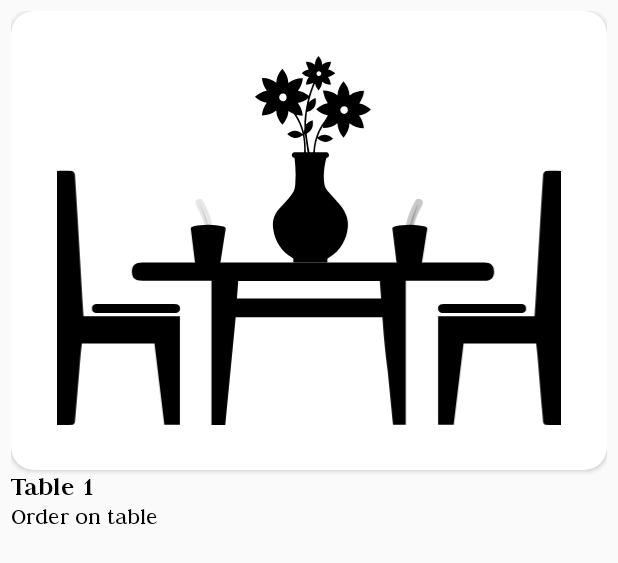
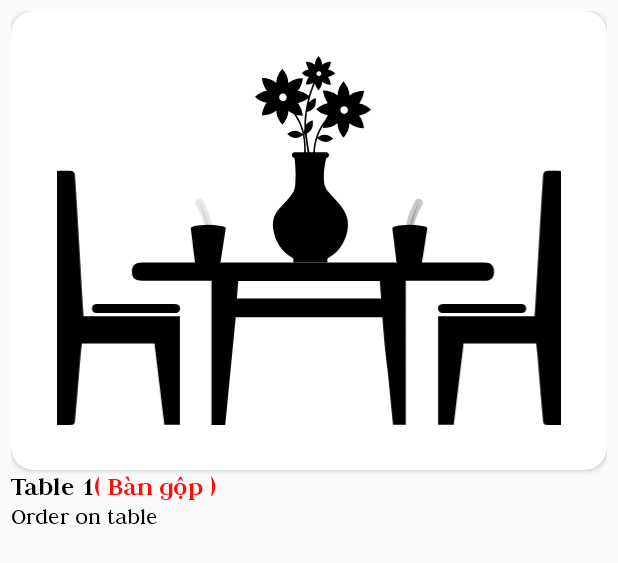
Before and after one commit to Leiverin/RestaurantManagement, an Android app: the layout item_table_child.xml on its own in the app's theme, with its tools: preview values and no code run, on a phone screen of 412 x 824 dp. Shown: the top 563 px of the screen. Run offline under Robolectric (Android 15) with nearby library versions, the phone set to English and light mode, and no system bars.

Commit message:
update table merge

```diff
--- a/app/src/main/res/layout/activity_merge_table.xml
+++ b/app/src/main/res/layout/activity_merge_table.xml
@@ -56,7 +56,7 @@
             <androidx.recyclerview.widget.RecyclerView
                 android:id="@+id/rv_merge"
                 android:layout_width="match_parent"
-                android:layout_height="570dp"
+                android:layout_height="550dp"
                 android:layoutAnimation="@anim/layout_animation_slide_from_bottom"
                 app:layoutManager="androidx.recyclerview.widget.LinearLayoutManager"
                 tools:listitem="@layout/item_table_merge" />
--- a/app/src/main/res/layout/item_table_child.xml
+++ b/app/src/main/res/layout/item_table_child.xml
@@ -3,6 +3,7 @@
     xmlns:app="http://schemas.android.com/apk/res-auto">
 
     <data>
+
         <variable
             name="table"
             type="com.poly.restaurant.data.models.Table" />
@@ -11,31 +12,56 @@
     <LinearLayout
         android:id="@+id/view_item"
         android:layout_width="match_parent"
-        android:orientation="vertical"
+        android:layout_height="wrap_content"
         android:layout_margin="7dp"
-        android:layout_height="wrap_content">
+        android:orientation="vertical">
 
         <androidx.cardview.widget.CardView
-            app:cardCornerRadius="15dp"
             android:layout_width="match_parent"
-            android:layout_height="wrap_content">
+            android:layout_height="wrap_content"
+            app:cardCornerRadius="15dp">
 
             <ImageView
-                android:src="@drawable/ic_icon_table"
+                android:layout_width="match_parent"
+                android:layout_height="wrap_content"
+                android:layout_margin="30dp"
                 android:adjustViewBounds="true"
-                android:layout_margin="30dp"
-                android:layout_width="match_parent"
-                android:layout_height="wrap_content" />
+                android:src="@drawable/ic_icon_table" />
         </androidx.cardview.widget.CardView>
 
-        <TextView
-            android:id="@+id/tv_name_table"
-            style="@style/text_size_18sp_bold"
-            android:text="@string/textNameTableItem" />
+        <LinearLayout
+            android:layout_width="match_parent"
+            android:layout_height="wrap_content"
+            android:orientation="horizontal">
+            <!--            <item name="android:layout_width">match_parent</item>-->
+            <!--            <item name="android:layout_height">wrap_content</item>-->
+            <!--            <item name="android:textSize">18sp</item>-->
+            <!--            <item name="android:textStyle">bold</item>-->
+            <!--            <item name="android:fontFamily">@font/judson_bold</item>-->
+            <!--            <item name="android:textColor">@color/black</item>-->
+            <TextView
+                android:id="@+id/tv_name_table"
+                android:layout_width="wrap_content"
+                android:layout_height="wrap_content"
+                android:fontFamily="@font/judson_bold"
+                android:text="@string/textNameTableItem"
+                android:textColor="@color/black"
+                android:textSize="18sp" />
+
+            <TextView
+                android:id="@+id/tv_table_merge"
+                android:layout_width="wrap_content"
+                android:layout_height="wrap_content"
+                android:fontFamily="@font/judson_bold"
+                android:text="( Bàn gộp )"
+                android:textColor="@color/color_price"
+                android:textSize="18sp" />
+        </LinearLayout>
+
 
         <TextView
             android:id="@+id/tv_content_table"
-            android:text="@string/textOrderOnTable"
-            style="@style/text_size_16sp_regular" />
+            style="@style/text_size_16sp_regular"
+            android:text="@string/textOrderOnTable" />
     </LinearLayout>
 </layout>
```
Also changed, not shown: app/src/main/java/com/poly/restaurant/data/models/Table.java (+28 -0 lines), app/src/main/java/com/poly/restaurant/ui/activities/manage/adapters/TableChildAdapter.java (+9 -0 lines), app/src/main/java/com/poly/restaurant/ui/activities/merge/MergeTableActivity.java (+18 -12 lines).
